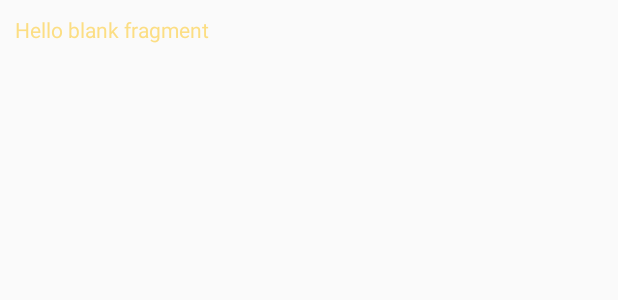
After one commit to waqasyousafy/pack, an Android app: the layout spinner_color.xml on its own in the app's theme, with its tools: preview values and no code run, on a phone screen of 412 x 824 dp. The commit adds this screen. Shown: the top 300 px of the screen. Run offline under Robolectric (Android 15) with nearby library versions, the phone set to English and light mode, and no system bars; Roboto replaces fonts that are not available here.

```diff
--- /dev/null
+++ b/app/src/main/res/drawable/spinner_selected_item_color.xml
@@ -0,0 +1,6 @@
+<?xml version="1.0" encoding="utf-8"?>
+<layer-list xmlns:android="http://schemas.android.com/apk/res/android">
+    <item android:state_activated="true">
+        <color android:color="#FFC945" />
+    </item>
+</layer-list>
--- /dev/null
+++ b/app/src/main/res/layout/spinner_color.xml
@@ -0,0 +1,7 @@
+<?xml version="1.0" encoding="utf-8"?>
+<TextView xmlns:android="http://schemas.android.com/apk/res/android"
+    android:layout_width="match_parent"
+    android:layout_height="wrap_content"
+    android:padding="10dp"
+    android:text="@string/hello_blank_fragment"
+    android:textColor="#79FFBF00" />
--- a/app/src/main/res/values/colors.xml
+++ b/app/src/main/res/values/colors.xml
@@ -3,4 +3,5 @@
     <color name="colorPrimary">#D81B60</color>
     <color name="colorPrimaryDark">#00574B</color>
     <color name="colorAccent">#D81B60</color>
+    <color name="colorgolden">#FFC945</color>
 </resources>
--- /dev/null
+++ b/app/src/main/res/values/spinner_color.xml
@@ -0,0 +1,4 @@
+<?xml version="1.0" encoding="utf-8"?>
+<resources>
+
+</resources>
```
Also changed, not shown: app/src/main/java/com/code4rox/calculatorfox/Constraintlayout.java (+28 -1 lines), app/src/main/res/drawable/button_action_color.xml (added, +8 -0 lines), app/src/main/res/drawable/colorchanged_button.xml (added, +17 -0 lines).
